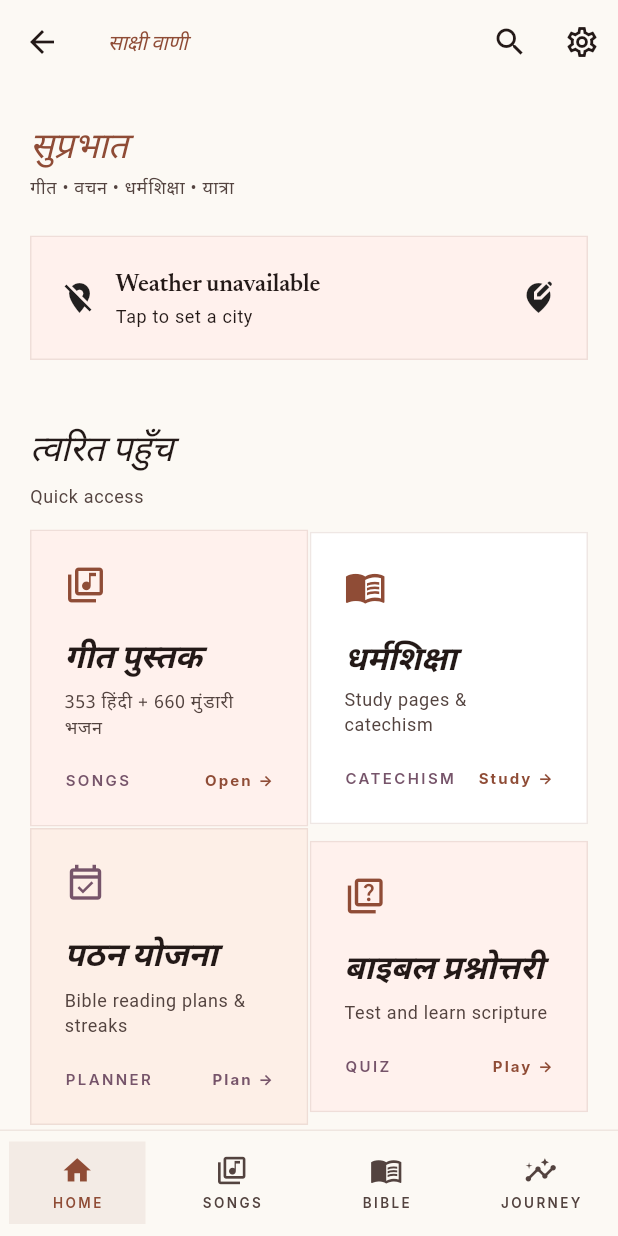
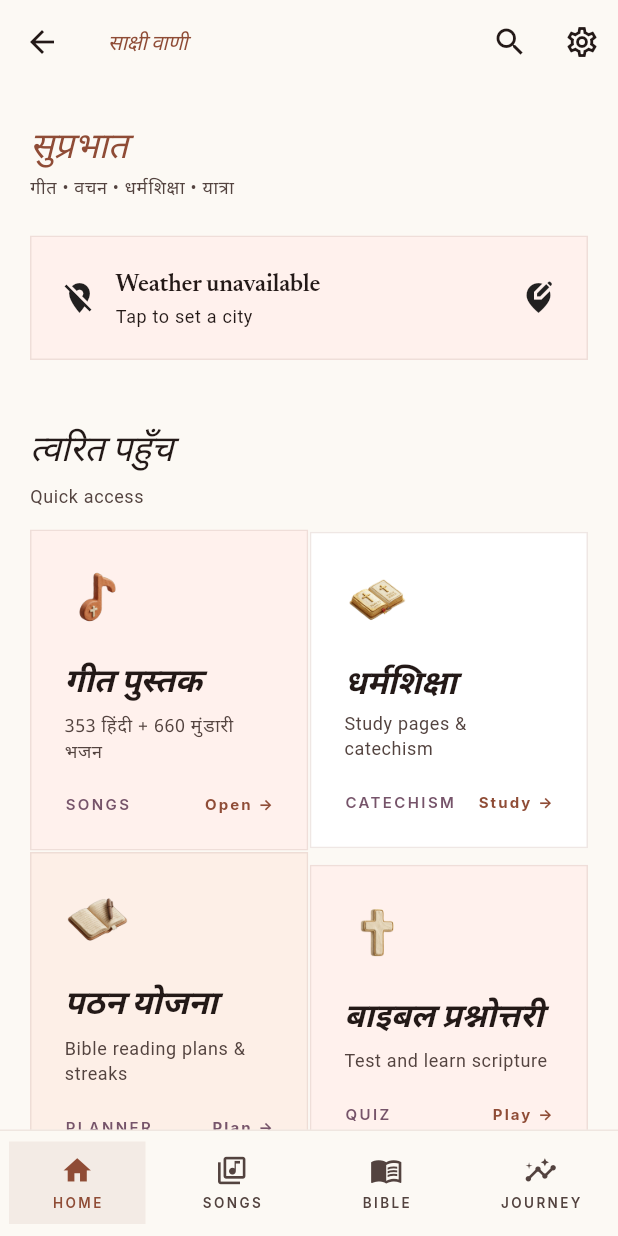
Before and after one commit to arpanguria68-ui/Sakshivani-Lutherans, a Flutter app: the MainShellScreen screen opened directly, on a phone screen of 412 x 824 dp. Run offline on Flutter 3.47's test engine with Material 3 defaults, Android fonts, the phone set to English and light mode, and no system bars; our stand-ins replace audioplayers, cloud_firestore, firebase_auth, firebase_core, flutter_local_notifications, flutter_markdown and 10 more; missing offline and left inert: app_settings, volume_controller; accounts and stored records are empty.

Commit message:
feat(brand): real app icon + clay 3D icons from existing premium assets
The repo already had a set of premium clay/3D-render icons and a "SV" book
mark under assets/3d-icons/ — previously unused by the app (Phase 6 was
going to fall back to a generated placeholder icon). Use them for real.

App icon:
- Cropped the clay "SV" book mark from SV.png (alpha bbox + padding),
  composited a transparent adaptive-icon foreground and an opaque terracotta
  (#93452B, the app's own primary) master icon (assets/icon/).
- Wired flutter_launcher_icons (dev dep) and generated real Android
  launcher + adaptive icons (all densities, mipmap-anydpi-v26 XML,
  drawable foreground layers, colors.xml) — replacing Flutter's default
  placeholder icon. This satisfies the Phase 6 "needs brand art" gap with
  actual, already-owned artwork instead of a generated fallback.

In-app clay icons:
- Bundled the 8 clean, alpha-verified 640x640 icons (musical_note,
  holy_bible, journal_notebook, christian_cross, prayer_hands, smiling_sun,
  dove_bird, lutheran_church) — not the whole 43MB folder, which is mostly
  large hero illustrations not used at runtime.
- BentoCard (editorial.dart) now accepts a `claySrc` image alongside the
  existing Material `icon`, taking priority when set.
- Home bento grid: Songs -> musical_note, Catechism -> holy_bible,
  Planner -> journal_notebook, Quiz -> christian_cross.
- VersePlate hero gained an optional corner accent; Home's daily-verse hero
  now shows a faint dove_bird watermark.

analyze: 0 errors. Release APK builds, installs, and launches on device with
no crashes and no asset-load errors.

Co-Authored-By: Claude Opus 4.8 <noreply@anthropic.com>

```diff
--- a/lib/features/home/presentation/home_tab.dart
+++ b/lib/features/home/presentation/home_tab.dart
@@ -112,6 +112,7 @@ class _HomeTabState extends ConsumerState<HomeTab> {
                 eyebrow: 'आज का वचन',
                 quote: verse.text,
                 onTap: () => context.go('/tab/bible'),
+                accentSrc: 'assets/3d-icons/dove_bird.png',
               );
             },
           ),
@@ -226,7 +227,7 @@ class _HomeTabState extends ConsumerState<HomeTab> {
                   children: <Widget>[
                     Expanded(
                       child: BentoCard(
-                        icon: Icons.library_music_outlined,
+                        claySrc: 'assets/3d-icons/musical_note.png',
                         title: 'गीत पुस्तक',
                         description: '353 हिंदी + 660 मुंडारी भजन',
                         footerLabel: 'Songs',
@@ -237,7 +238,7 @@ class _HomeTabState extends ConsumerState<HomeTab> {
                     const SizedBox(width: 1),
                     Expanded(
                       child: BentoCard(
-                        icon: Icons.menu_book_outlined,
+                        claySrc: 'assets/3d-icons/holy_bible.png',
                         title: 'धर्मशिक्षा',
                         description: 'Study pages & catechism',
                         footerLabel: 'Catechism',
@@ -253,7 +254,7 @@ class _HomeTabState extends ConsumerState<HomeTab> {
                   children: <Widget>[
                     Expanded(
                       child: BentoCard(
-                        icon: Icons.event_available_outlined,
+                        claySrc: 'assets/3d-icons/journal_notebook.png',
                         title: 'पठन योजना',
                         description: 'Bible reading plans & streaks',
                         footerLabel: 'Planner',
@@ -266,7 +267,7 @@ class _HomeTabState extends ConsumerState<HomeTab> {
                     const SizedBox(width: 1),
                     Expanded(
                       child: BentoCard(
-                        icon: Icons.quiz_outlined,
+                        claySrc: 'assets/3d-icons/christian_cross.png',
                         title: 'बाइबल प्रश्नोत्तरी',
                         description: 'Test and learn scripture',
                         footerLabel: 'Quiz',
--- a/lib/shared/widgets/editorial.dart
+++ b/lib/shared/widgets/editorial.dart
@@ -91,11 +91,15 @@ class VersePlate extends StatelessWidget {
     required this.eyebrow,
     required this.quote,
     this.onTap,
+    this.accentSrc,
   });
 
   final String eyebrow;
   final String quote;
   final VoidCallback? onTap;
+
+  /// Optional clay/3D icon watermark in the top-right corner.
+  final String? accentSrc;
 
   @override
   Widget build(BuildContext context) {
@@ -120,7 +124,18 @@ class VersePlate extends StatelessWidget {
                 ],
               ),
             ),
-            child: Padding(
+            child: Stack(
+              children: <Widget>[
+                if (accentSrc != null)
+                  Positioned(
+                    top: 10,
+                    right: 14,
+                    child: Opacity(
+                      opacity: 0.5,
+                      child: Image.asset(accentSrc!, width: 40, height: 40, fit: BoxFit.contain),
+                    ),
+                  ),
+                Padding(
                   padding: const EdgeInsets.symmetric(horizontal: 28, vertical: 20),
                   child: Column(
                     mainAxisAlignment: MainAxisAlignment.center,
@@ -143,6 +158,8 @@ class VersePlate extends StatelessWidget {
                     ],
                   ),
                 ),
+              ],
+            ),
           ),
         ),
       ),
@@ -156,7 +173,8 @@ class VersePlate extends StatelessWidget {
 class BentoCard extends StatelessWidget {
   const BentoCard({
     super.key,
-    required this.icon,
+    this.icon,
+    this.claySrc,
     required this.title,
     required this.description,
     required this.footerLabel,
@@ -164,9 +182,14 @@ class BentoCard extends StatelessWidget {
     required this.onTap,
     this.tone,
     this.iconColor,
-  });
+  }) : assert(icon != null || claySrc != null, 'Provide icon or claySrc');
 
-  final IconData icon;
+  /// Material glyph, used when [claySrc] is not provided.
+  final IconData? icon;
+
+  /// Path to a bundled clay/3D icon asset — takes priority over [icon] when set.
+  final String? claySrc;
+
   final String title;
   final String description;
   final String footerLabel;
@@ -188,7 +211,9 @@ class BentoCard extends StatelessWidget {
         crossAxisAlignment: CrossAxisAlignment.start,
         mainAxisSize: MainAxisSize.min,
         children: <Widget>[
-          Icon(icon, color: iconColor ?? colors.primary, size: 28),
+          claySrc != null
+              ? Image.asset(claySrc!, width: 44, height: 44, fit: BoxFit.contain)
+              : Icon(icon, color: iconColor ?? colors.primary, size: 28),
           const SizedBox(height: 18),
           Text(
             title,
```
Also changed, not shown: pubspec.yaml (+16 -0 lines), assets/3d-icons/christian_cross.png (added), assets/3d-icons/dove_bird.png (added), assets/3d-icons/holy_bible.png (added), assets/3d-icons/journal_notebook.png (added), assets/3d-icons/lutheran_church.png (added), assets/3d-icons/musical_note.png (added), assets/3d-icons/prayer_hands.png (added), assets/3d-icons/smiling_sun.png (added), assets/icon/app_icon.png (added), assets/icon/app_icon_foreground.png (added), pubspec.lock, 12 other files. Lines whose indentation alone changed are shown as unchanged.
